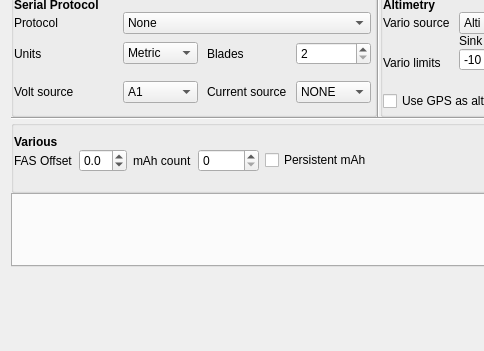
Qt form companion/src/modeledit/telemetry.ui (opentx/opentx) before a commit; both pictures show x 0 to 484 and y 106 to 457 of the 757 by 457 pixel window.
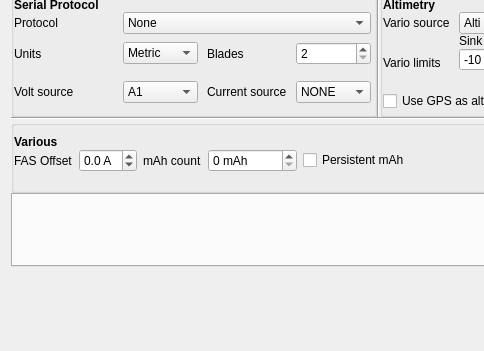
The same form after that commit.

Diff of the .ui file:
```diff
--- a/companion/src/modeledit/telemetry.ui
+++ b/companion/src/modeledit/telemetry.ui
@@ -975,6 +975,9 @@
             <verstretch>0</verstretch>
            </sizepolicy>
           </property>
+          <property name="suffix">
+           <string> mAh</string>
+          </property>
           <property name="maximum">
            <number>32767</number>
           </property>
@@ -988,6 +991,9 @@
             <verstretch>0</verstretch>
            </sizepolicy>
           </property>
+          <property name="suffix">
+           <string> A</string>
+          </property>
           <property name="decimals">
            <number>1</number>
           </property>
```
